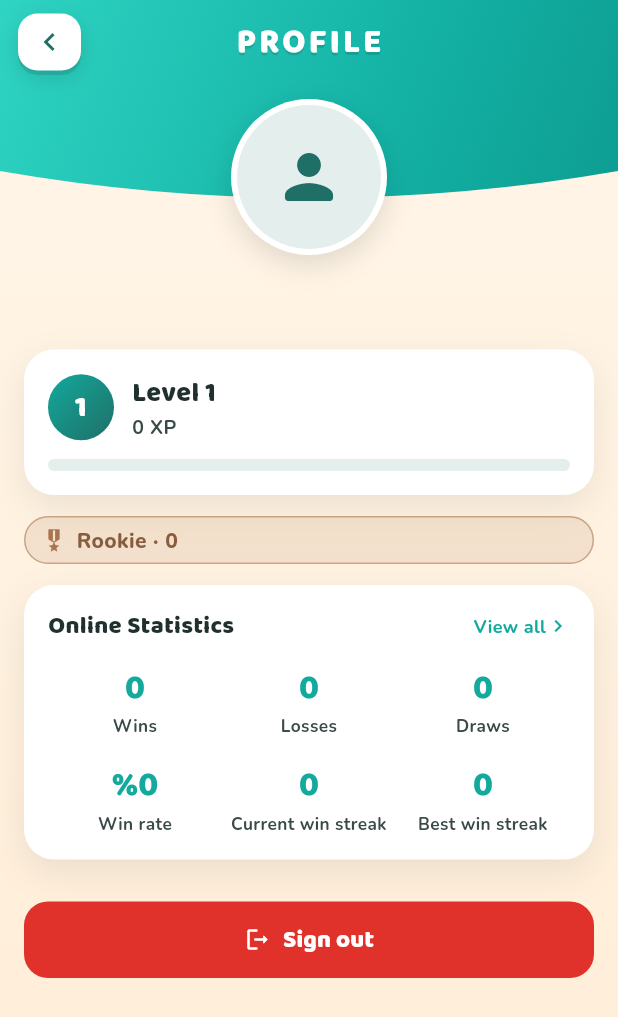
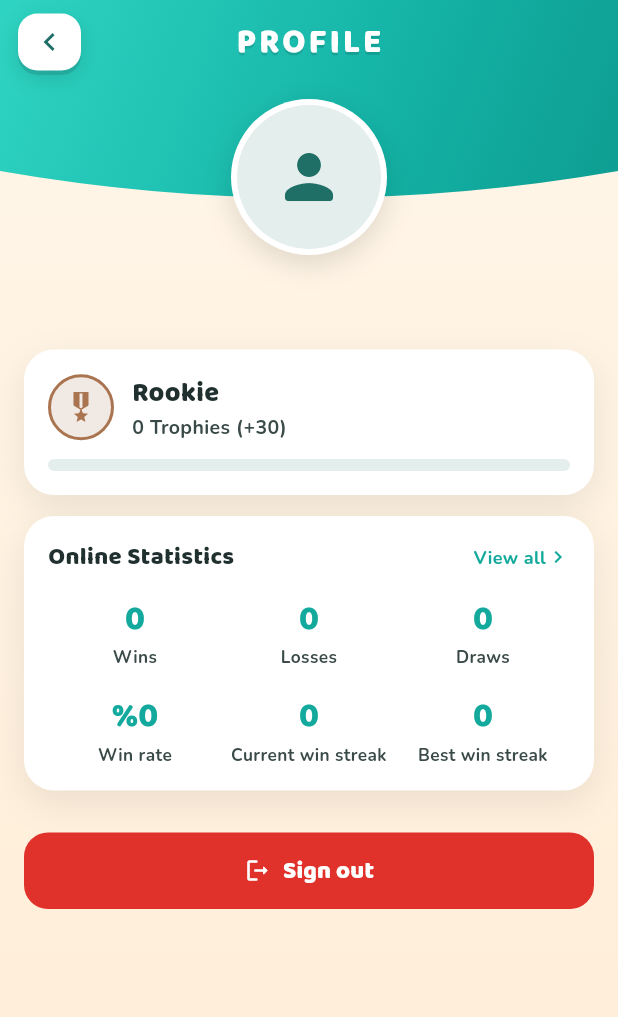
Before and after one commit to mkarakas61/Reversi, a Flutter app: the ProfileScreen screen opened directly, on a phone screen of 412 x 824 dp. Shown: the top 1017 px of the screen. Run offline on Flutter 3.47's test engine with Material 3 defaults, Android fonts, the phone set to English and light mode, and no system bars; our stand-ins replace audioplayers, cloud_firestore, confetti, firebase_analytics, firebase_auth, firebase_core and 3 more; accounts and stored records are empty.

Commit message:
XP/seviye kaldır → rütbe/kupa her yerde (REV-81)
Client: Profile.level/xp kaldırıldı; profil _LevelCard→_RankCard (rütbe+
kupa+ilerleme); istatistik XP bölümü kaldırıldı; rakip önizleme/sheet
Seviye→rütbe; leaderboard "Seviye"→"Kupa" (online.trophies/trophyGained).
Matchmaking bileti level→trophies. Server: finish_game XP/level yazımı
durdu, leaderboard trophyGained/trophies; matchmaking playerInfo trophies.
92/92 flutter + 36/36 functions yeşil.

Co-Authored-By: Claude Opus 4.8 <noreply@anthropic.com>

```diff
--- a/lib/core/models/leaderboard_entry.dart
+++ b/lib/core/models/leaderboard_entry.dart
@@ -5,9 +5,9 @@ import 'package:flutter/foundation.dart';
 enum LeaderboardPeriod { weekly, allTime }
 
 /// Which stat the leaderboard ranks by. For [LeaderboardPeriod.weekly],
-/// [level] ranks by XP gained *this week* (there's no weekly level, so
-/// xpGained is the closest weekly analog to "climbing").
-enum LeaderboardMetric { level, wins }
+/// [trophy] ranks by net trophies gained *this week* (there's no weekly rank,
+/// so trophy climb is the closest weekly analog).
+enum LeaderboardMetric { trophy, wins }
 
 /// One ranked row. Only the fields relevant to the source collection are
 /// populated — see [LeaderboardEntry.fromAllTimeUser] /
@@ -18,17 +18,21 @@ class LeaderboardEntry {
     required this.uid,
     this.displayName,
     this.photoUrl,
-    this.level,
+    this.trophies,
     this.wins,
-    this.xpGained,
+    this.trophyGained,
   });
 
   final String uid;
   final String? displayName;
   final String? photoUrl;
-  final int? level;
+
+  /// Lifetime trophy total (all-time board).
+  final int? trophies;
   final int? wins;
-  final int? xpGained;
+
+  /// Net trophies gained this ISO week (weekly board).
+  final int? trophyGained;
 
   factory LeaderboardEntry.fromAllTimeUser(
       String uid, Map<String, dynamic> data) {
@@ -37,7 +41,7 @@ class LeaderboardEntry {
       uid: uid,
       displayName: data['displayName'] as String?,
       photoUrl: data['photoUrl'] as String?,
-      level: (data['level'] as num?)?.toInt() ?? 1,
+      trophies: (online?['trophies'] as num?)?.toInt() ?? 0,
       wins: (online?['wins'] as num?)?.toInt() ?? 0,
     );
   }
@@ -49,7 +53,7 @@ class LeaderboardEntry {
       displayName: data['displayName'] as String?,
       photoUrl: data['photoUrl'] as String?,
       wins: (data['wins'] as num?)?.toInt() ?? 0,
-      xpGained: (data['xpGained'] as num?)?.toInt() ?? 0,
+      trophyGained: (data['trophyGained'] as num?)?.toInt() ?? 0,
     );
   }
 }
--- a/lib/core/profile/profile_scope.dart
+++ b/lib/core/profile/profile_scope.dart
@@ -19,8 +19,6 @@ class Profile {
     required this.uid,
     this.displayName,
     this.photoUrl,
-    this.level = 1,
-    this.xp = 0,
     this.online = OnlineStats.empty,
     this.isGuest = false,
   });
@@ -28,15 +26,14 @@ class Profile {
   final String uid;
   final String? displayName;
   final String? photoUrl;
-  final int level;
-  final int xp;
   final OnlineStats online;
   final bool isGuest;
 }
 
 /// Holds the player's [Profile]. On sign-in it shows the account's name/photo
 /// immediately, persists the profile to Firestore (`users/{uid}`) and then
-/// streams that document so server-written fields (level, xp) stay live.
+/// streams that document so server-written fields (online stats / trophies)
+/// stay live.
 class ProfileController extends ChangeNotifier {
   ProfileController(this._auth, {ProfileService? service})
       : _service = service ?? ProfileService.instance {
@@ -106,8 +103,6 @@ class ProfileController extends ChangeNotifier {
           uid: user.uid,
           displayName: data['displayName'] as String? ?? user.displayName,
           photoUrl: data['photoUrl'] as String? ?? user.photoURL,
-          level: (data['level'] as num?)?.toInt() ?? 1,
-          xp: (data['xp'] as num?)?.toInt() ?? 0,
           online: OnlineStats.fromMap(data['online'] as Map<String, dynamic>?),
         );
         notifyListeners();
--- a/lib/core/services/leaderboard_service.dart
+++ b/lib/core/services/leaderboard_service.dart
@@ -28,9 +28,11 @@ class LeaderboardService {
 
   String _field(LeaderboardPeriod period, LeaderboardMetric metric) {
     if (period == LeaderboardPeriod.allTime) {
-      return metric == LeaderboardMetric.level ? 'xp' : 'online.wins';
+      return metric == LeaderboardMetric.trophy
+          ? 'online.trophies'
+          : 'online.wins';
     }
-    return metric == LeaderboardMetric.level ? 'xpGained' : 'wins';
+    return metric == LeaderboardMetric.trophy ? 'trophyGained' : 'wins';
   }
 
   /// The top [topN] entries for a period/metric combination, best first.
--- a/lib/core/services/matchmaking_service.dart
+++ b/lib/core/services/matchmaking_service.dart
@@ -21,7 +21,7 @@ class MatchmakingService {
       'uid': profile.uid,
       'displayName': profile.displayName,
       'photoUrl': profile.photoUrl,
-      'level': profile.level,
+      'trophies': stats.trophies,
       'wins': stats.wins,
       'losses': stats.losses,
       'draws': stats.draws,
--- a/lib/core/services/player_profile_service.dart
+++ b/lib/core/services/player_profile_service.dart
@@ -1,7 +1,6 @@
 import 'package:cloud_firestore/cloud_firestore.dart';
 
 import '../models/online_stats.dart';
-import '../models/xp_level.dart';
 
 /// Another player's public profile + ranked stats, read from `users/{uid}`.
 class PublicProfile {
@@ -9,13 +8,11 @@ class PublicProfile {
     required this.stats,
     this.name,
     this.photoUrl,
-    this.level = 1,
   });
 
   final OnlineStats stats;
   final String? name;
   final String? photoUrl;
-  final int level;
 }
 
 /// One-shot reader for another player's public profile — used to show the
@@ -39,7 +36,6 @@ class PlayerProfileService {
         stats: OnlineStats.fromMap(data['online'] as Map<String, dynamic>?),
         name: data['displayName'] as String?,
         photoUrl: data['photoUrl'] as String?,
-        level: XpLevel.level((data['xp'] as num?)?.toInt() ?? 0),
       );
     } catch (_) {
       return null;
--- a/lib/features/online/screens/leaderboard_screen.dart
+++ b/lib/features/online/screens/leaderboard_screen.dart
@@ -42,13 +42,12 @@ class _LeaderboardScreenState extends State<LeaderboardScreen> {
   }
 
   Future<({int rank, String value})> _computeMyRank(Profile profile) async {
-    final strings = AppStrings.of(context);
     int myValue;
     String display;
     if (_period == LeaderboardPeriod.allTime) {
-      if (_metric == LeaderboardMetric.level) {
-        myValue = profile.xp;
-        display = '${strings.level} ${profile.level}';
+      if (_metric == LeaderboardMetric.trophy) {
+        myValue = profile.online.trophies;
+        display = '$myValue 🏆';
       } else {
         myValue = profile.online.wins;
         display = '$myValue';
@@ -56,9 +55,9 @@ class _LeaderboardScreenState extends State<LeaderboardScreen> {
     } else {
       final mine =
           await LeaderboardService.instance.myWeeklyEntry(profile.uid);
-      if (_metric == LeaderboardMetric.level) {
-        myValue = mine?.xpGained ?? 0;
-        display = '+$myValue XP';
+      if (_metric == LeaderboardMetric.trophy) {
+        myValue = mine?.trophyGained ?? 0;
+        display = '+$myValue 🏆';
       } else {
         myValue = mine?.wins ?? 0;
         display = '$myValue';
@@ -225,8 +224,8 @@ class _PeriodMetricPicker extends StatelessWidget {
               label: Text(strings.statsWins),
             ),
             ButtonSegment(
-              value: LeaderboardMetric.level,
-              label: Text(strings.level),
+              value: LeaderboardMetric.trophy,
+              label: Text(strings.trophies),
             ),
           ],
           selected: {metric},
@@ -316,8 +315,8 @@ class _LeaderboardRow extends StatelessWidget {
     final value = metric == LeaderboardMetric.wins
         ? '${entry.wins ?? 0}'
         : period == LeaderboardPeriod.allTime
-            ? '${strings.level} ${entry.level ?? 1}'
-            : '+${entry.xpGained ?? 0} XP';
+            ? '${entry.trophies ?? 0} 🏆'
+            : '+${entry.trophyGained ?? 0} 🏆';
 
     return Container(
       margin: const EdgeInsets.only(bottom: 8),
--- a/lib/features/online/screens/online_game_screen.dart
+++ b/lib/features/online/screens/online_game_screen.dart
@@ -320,7 +320,6 @@ class _GameBody extends StatelessWidget {
                         builder: (_) => _OpponentStatsSheet(
                           name: opponentProfile!.name ?? oppName,
                           photoUrl: opponentProfile!.photoUrl ?? oppPhoto,
-                          level: opponentProfile!.level,
                           stats: opponentProfile!.stats,
                           strings: strings,
                         ),
@@ -902,14 +901,12 @@ class _OpponentStatsSheet extends StatelessWidget {
   const _OpponentStatsSheet({
     required this.name,
     required this.photoUrl,
-    required this.level,
     required this.stats,
     required this.strings,
   });
 
   final String name;
   final String? photoUrl;
-  final int level;
   final OnlineStats stats;
   final AppStrings strings;
 
@@ -957,15 +954,6 @@ class _OpponentStatsSheet extends StatelessWidget {
                           color: GameColors.ink,
                         ),
                       ),
-                      Text(
-                        '${strings.level} $level',
-                        style: const TextStyle(
-                          fontFamily: 'Nunito',
-                          fontWeight: FontWeight.w700,
-                          fontSize: 13,
-                          color: GameColors.inkSoft,
-                        ),
-                      ),
                     ],
                   ),
                 ),
--- a/lib/features/online/screens/opponent_preview_screen.dart
+++ b/lib/features/online/screens/opponent_preview_screen.dart
@@ -5,6 +5,8 @@ import 'package:flutter/material.dart';
 
 import '../../../core/profile/profile_scope.dart';
 import '../../../core/l10n/app_strings.dart';
+import '../../../core/models/online_stats.dart';
+import '../../../core/models/rank.dart';
 import '../../../core/services/online_game_service.dart';
 import '../../../core/services/sound_service.dart';
 import '../../../core/theme/game_colors.dart';
@@ -117,7 +119,7 @@ class _OpponentPreviewScreenState extends State<OpponentPreviewScreen> {
                       _PlayerLine(
                         name: me?.displayName ?? strings.playerYou,
                         photoUrl: me?.photoUrl,
-                        level: me?.level ?? 1,
+                        rank: (me?.online ?? OnlineStats.empty).rank,
                         strings: strings,
                         highlight: true,
                       ),
@@ -136,7 +138,7 @@ class _OpponentPreviewScreenState extends State<OpponentPreviewScreen> {
                       _PlayerLine(
                         name: opponent['name'] as String? ?? '—',
                         photoUrl: opponent['photo'] as String?,
-                        level: (opponent['level'] as num?)?.toInt() ?? 1,
+                        rank: rankFor((opponent['trophies'] as num?)?.toInt() ?? 0),
                         strings: strings,
                         wins: (opponent['wins'] as num?)?.toInt() ?? 0,
                         losses: (opponent['losses'] as num?)?.toInt() ?? 0,
@@ -194,7 +196,7 @@ class _PlayerLine extends StatelessWidget {
   const _PlayerLine({
     required this.name,
     required this.photoUrl,
-    required this.level,
+    required this.rank,
     required this.strings,
     this.highlight = false,
     this.showRecord = false,
@@ -205,7 +207,7 @@ class _PlayerLine extends StatelessWidget {
 
   final String name;
   final String? photoUrl;
-  final int level;
+  final Rank rank;
   final AppStrings strings;
   final bool highlight;
   final bool showRecord;
@@ -250,14 +252,22 @@ class _PlayerLine extends StatelessWidget {
                     color: GameColors.ink,
                   ),
                 ),
-                Text(
-                  '${strings.level} $level',
-                  style: const TextStyle(
-                    fontFamily: 'Nunito',
-                    fontWeight: FontWeight.w700,
-                    fontSize: 13,
-                    color: GameColors.inkSoft,
-                  ),
+                Row(
+                  mainAxisSize: MainAxisSize.min,
+                  children: [
+                    Icon(Icons.military_tech, size: 13, color: rank.color),
+                    const SizedBox(width: 3),
+                    Text(
+                      strings.rankTitle(rank.id),
+                      style: TextStyle(
+                        fontFamily: 'Nunito',
+                        fontWeight: FontWeight.w800,
+                        fontSize: 13,
+                        color: Color.alphaBlend(
+                            const Color(0x33000000), rank.color),
+                      ),
+                    ),
+                  ],
                 ),
                 if (showRecord)
                   Text(
--- a/lib/features/profile/profile_screen.dart
+++ b/lib/features/profile/profile_screen.dart
@@ -3,14 +3,13 @@ import 'package:flutter/material.dart';
 import '../../core/profile/profile_scope.dart';
 import '../../core/l10n/app_strings.dart';
 import '../../core/models/online_stats.dart';
-import '../../core/models/xp_level.dart';
+import '../../core/models/rank.dart';
 import '../online/screens/online_stats_screen.dart';
 import '../../core/services/auth_service.dart';
 import '../../core/services/sound_service.dart';
 import '../../core/theme/game_colors.dart';
 import '../../core/theme/wood_theme.dart';
 import '../../shared/widgets/guest_upsell_card.dart';
-import '../../shared/widgets/rank_badge.dart';
 
 /// The player's profile: avatar, name, level/XP and a summary of their online
 /// record, plus sign-out. Reached from the menu profile chip. Level/XP and the
@@ -94,15 +93,9 @@ class ProfileScreen extends StatelessWidget {
                                 ),
                               ),
                               const SizedBox(height: 14),
-                              _LevelCard(
-                                level: profile.level,
-                                xp: profile.xp,
-                                label: strings.level,
-                              ),
-                              const SizedBox(height: 14),
-                              RankBadge(
-                                rank: profile.online.rank,
-                                trophies: profile.online.trophies,
+                              _RankCard(
+                                stats: profile.online,
+                                strings: strings,
                               ),
                               const SizedBox(height: 14),
                               _OnlineRecordCard(
@@ -161,24 +154,18 @@ class _Avatar extends StatelessWidget {
   }
 }
 
-/// Level badge plus a progress bar toward the next level. The exact XP curve is
-/// formalized in REV-40; here the bar fills proportionally within the current
-/// 100-XP band so it animates meaningfully once the server awards XP.
-class _LevelCard extends StatelessWidget {
-  const _LevelCard({
-    required this.level,
-    required this.xp,
-    required this.label,
-  });
+/// Rank medal + trophy count with a progress bar toward the next rank
+/// (REV-81 — replaced the old level/XP card; the ladder is trophies now).
+class _RankCard extends StatelessWidget {
+  const _RankCard({required this.stats, required this.strings});
 
-  final int level;
-  final int xp;
-  final String label;
+  final OnlineStats stats;
+  final AppStrings strings;
 
   @override
   Widget build(BuildContext context) {
-    final progress = XpLevel.levelProgress(xp);
-
+    final rank = stats.rank;
+    final toNext = trophiesToNext(stats.trophies);
     return _Card(
       child: Column(
         crossAxisAlignment: CrossAxisAlignment.start,
@@ -189,23 +176,12 @@ class _LevelCard extends StatelessWidget {
                 width: 44,
                 height: 44,
                 alignment: Alignment.center,
-                decoration: const BoxDecoration(
+                decoration: BoxDecoration(
                   shape: BoxShape.circle,
-                  gradient: LinearGradient(
-                    begin: Alignment.topLeft,
-                    end: Alignment.bottomRight,
-                    colors: [GameColors.accent, GameColors.onAccent],
-                  ),
+                  color: rank.color.withValues(alpha: 0.16),
+                  border: Border.all(color: rank.color, width: 2),
                 ),
-                child: Text(
-                  '$level',
-                  style: const TextStyle(
-                    fontFamily: 'Baloo2',
-                    fontWeight: FontWeight.w800,
-                    fontSize: 20,
-                    color: Colors.white,
-                  ),
-                ),
+                child: Icon(Icons.military_tech, size: 24, color: rank.color),
               ),
               const SizedBox(width: 12),
               Expanded(
@@ -213,7 +189,7 @@ class _LevelCard extends StatelessWidget {
                   crossAxisAlignment: CrossAxisAlignment.start,
                   children: [
                     Text(
-                      '$label $level',
+                      strings.rankTitle(rank.id),
                       style: const TextStyle(
                         fontFamily: 'Baloo2',
                         fontWeight: FontWeight.w800,
@@ -222,7 +198,8 @@ class _LevelCard extends StatelessWidget {
                       ),
                     ),
                     Text(
-                      '$xp XP',
+                      '${stats.trophies} ${strings.trophies}'
+                      '${toNext == null ? ' · ${strings.topRank}' : ' (+$toNext)'}',
                       style: const TextStyle(
                         fontFamily: 'Nunito',
                         fontWeight: FontWeight.w700,
@@ -239,10 +216,10 @@ class _LevelCard extends StatelessWidget {
           ClipRRect(
             borderRadius: BorderRadius.circular(8),
             child: LinearProgressIndicator(
-              value: progress,
+              value: rankProgress(stats.trophies),
               minHeight: 8,
               backgroundColor: GameColors.onAccent.withValues(alpha: 0.12),
-              valueColor: const AlwaysStoppedAnimation(GameColors.accent),
+              valueColor: AlwaysStoppedAnimation(rank.color),
             ),
           ),
         ],
```
Also changed, not shown: lib/features/online/screens/online_stats_screen.dart (+0 -113 lines), 4 other files.
